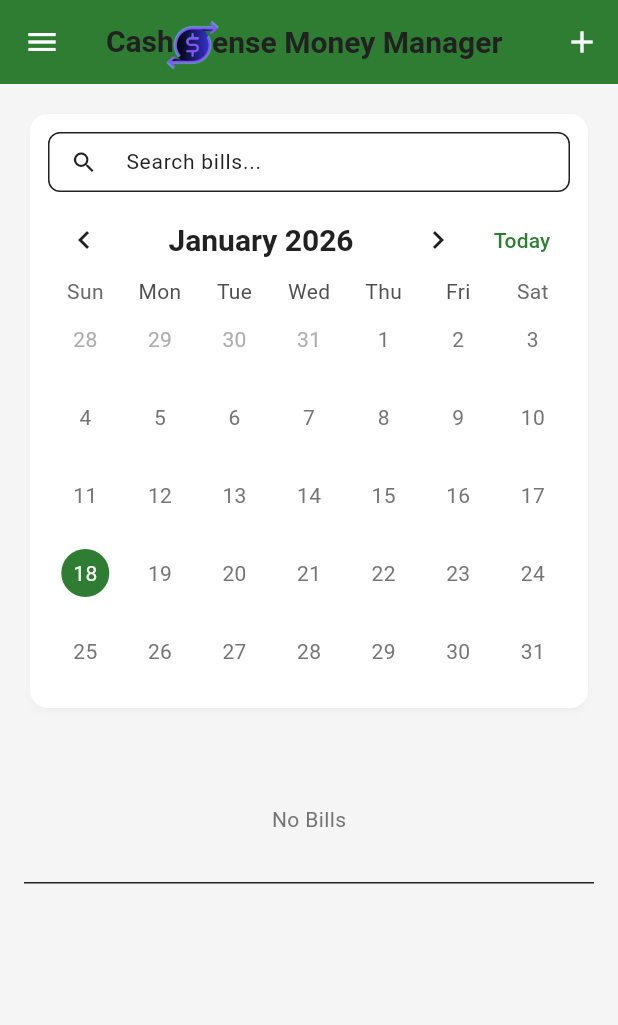
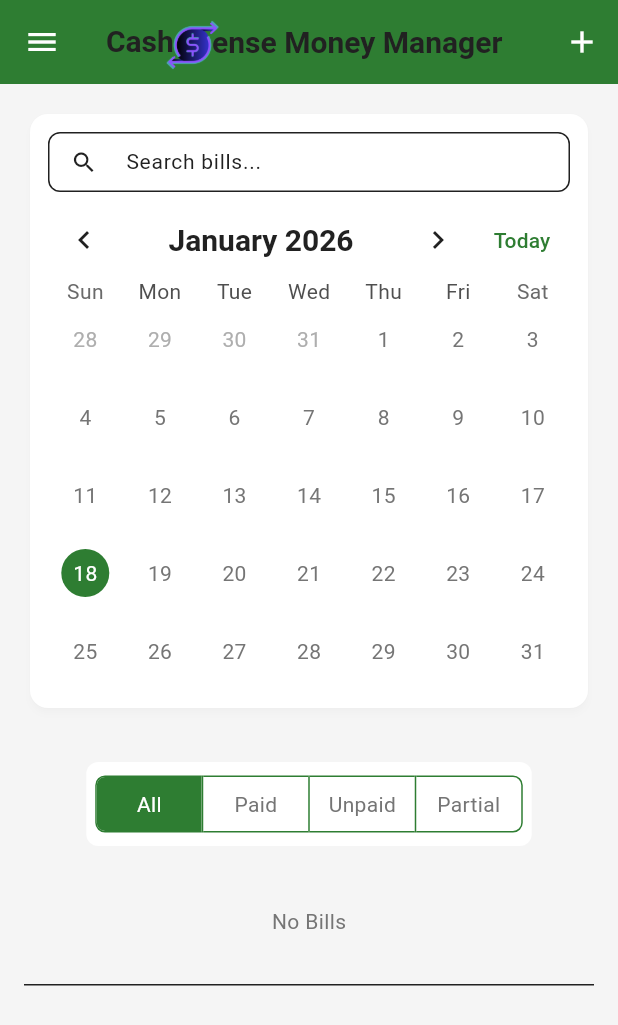
Before and after one commit to DHDSoftwareDev/CashSenseFlutter, a Flutter app: the DashboardScreen screen opened directly, on a phone screen of 412 x 824 dp. Shown: the top 1025 px of the screen. Run offline on Flutter 3.47's test engine with Material 3 defaults, Android fonts, the phone set to English and light mode, and no system bars; drawn by our look-alikes of table_calendar; our stand-ins replace device_info_plus, file_picker, firebase_core, firebase_messaging, fl_chart, flutter_colorpicker and 9 more; missing offline and left inert: amplify_api, amplify_auth_cognito, amplify_flutter, amplify_storage_s3, background_fetch, flutter_web_auth and 1 more; accounts and stored records are empty; network calls fail.

Commit message:
Update dashboard_screen.dart

```diff
--- a/lib/screens/dashboard_screen.dart
+++ b/lib/screens/dashboard_screen.dart
@@ -411,9 +411,8 @@ class _DashboardScreenState extends State<DashboardScreen> {
           child: _buildCalendarCard(),
         ),
         const SizedBox(height: 16),
-        // Toggle temporarily hidden per request.
-        // Center(child: _buildFilterChips()),
-        // const SizedBox(height: 12),
+        Center(child: _buildFilterChips()),
+        const SizedBox(height: 12),
         // The scrolling content (recent transactions, ad, divider) lives
         // inside the Expanded ListView so the calendar remains fixed.
         Expanded(
```
